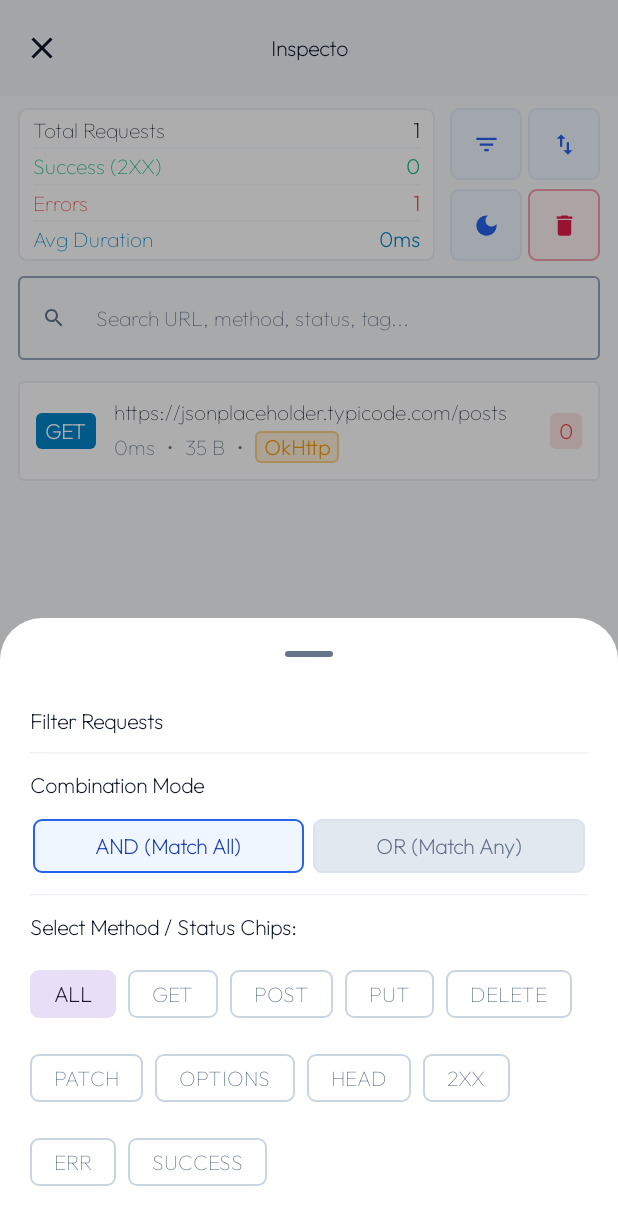
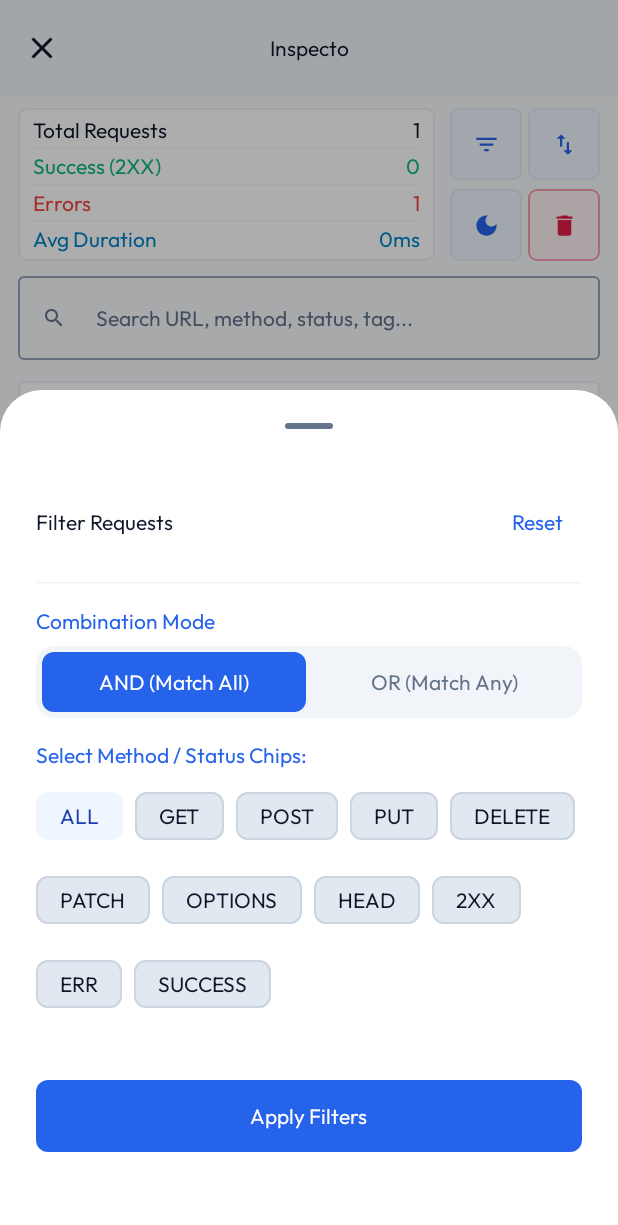
Before and after one commit to ugurbuga/Inspecto, an Android app built with Jetpack Compose: the InspectoActivity screen opened directly, with no data from a screen before it, after a tap on "Filter", on a phone screen of 412 x 824 dp. Shown: the top 1225 px of the screen. Run offline under Robolectric (Android 15) with nearby library versions, the phone set to English and light mode, and no system bars.

Commit message:
Bump version to 1.0.0-alpha04, integrate Outfit Regular font across platforms including Android assets, polish BottomSheet designs, and set group to com.ugurbuga

```diff
--- a/androidApp/build.gradle.kts
+++ b/androidApp/build.gradle.kts
@@ -2,6 +2,7 @@ import org.jetbrains.kotlin.gradle.dsl.JvmTarget
 
 plugins {
     alias(libs.plugins.androidApplication)
+    alias(libs.plugins.composeMultiplatform)
     alias(libs.plugins.composeCompiler)
 }
 
--- a/inspecto/build.gradle.kts
+++ b/inspecto/build.gradle.kts
@@ -10,8 +10,8 @@ plugins {
     `maven-publish`
 }
 
-group = "com.github.ugurbuga"
-version = "1.0.0-alpha03"
+group = "com.ugurbuga"
+version = "1.0.0-alpha04"
 
 kotlin {
     listOf(
--- /dev/null
+++ b/inspecto/src/androidMain/kotlin/com/ugurbuga/inspecto/ui/theme/InspectoFont.android.kt
@@ -0,0 +1,20 @@
+package com.ugurbuga.inspecto.ui.theme
+
+import android.graphics.Typeface
+import androidx.compose.runtime.Composable
+import androidx.compose.runtime.remember
+import androidx.compose.ui.platform.LocalContext
+import androidx.compose.ui.text.font.FontFamily
+
+@Composable
+internal actual fun getInspectoFontFamily(): FontFamily {
+    val context = LocalContext.current
+    return remember(context) {
+        try {
+            val typeface = Typeface.createFromAsset(context.assets, "outfit.ttf")
+            FontFamily(typeface)
+        } catch (e: Exception) {
+            FontFamily.Default
+        }
+    }
+}
--- a/inspecto/src/commonMain/kotlin/com/ugurbuga/inspecto/InspectoScreen.kt
+++ b/inspecto/src/commonMain/kotlin/com/ugurbuga/inspecto/InspectoScreen.kt
@@ -1,6 +1,7 @@
 package com.ugurbuga.inspecto
 
 import androidx.compose.foundation.isSystemInDarkTheme
+import androidx.compose.foundation.layout.Arrangement
 import androidx.compose.foundation.layout.Box
 import androidx.compose.foundation.layout.Column
 import androidx.compose.foundation.layout.PaddingValues
@@ -46,9 +47,6 @@ import com.ugurbuga.inspecto.ui.components.HeaderStatsTable
 import com.ugurbuga.inspecto.ui.components.TransactionCard
 import com.ugurbuga.inspecto.ui.detail.InspectoDetailScreen
 import com.ugurbuga.inspecto.ui.theme.InspectoTheme
-
-import androidx.compose.foundation.layout.Arrangement
-import androidx.compose.foundation.lazy.items
 
 internal enum class InspectoSortOption(val label: String) {
     DATE_DESC("Date (Newest first)"),
@@ -166,6 +164,7 @@ private fun InspectoScreenContent(
         FilterBottomSheet(
             selectedFilters = selectedFilters,
             filterMode = filterMode,
+            isDarkTheme = isDarkTheme,
             onApply = { filters, mode ->
                 selectedFilters = filters
                 filterMode = mode
@@ -177,6 +176,7 @@ private fun InspectoScreenContent(
     if (isSortBottomSheetOpen) {
         SortBottomSheet(
             sortOption = sortOption,
+            isDarkTheme = isDarkTheme,
             onApply = { option -> sortOption = option },
             onDismiss = { isSortBottomSheetOpen = false }
         )
--- a/inspecto/src/commonMain/kotlin/com/ugurbuga/inspecto/ui/bottomsheets/FilterBottomSheet.kt
+++ b/inspecto/src/commonMain/kotlin/com/ugurbuga/inspecto/ui/bottomsheets/FilterBottomSheet.kt
@@ -1,7 +1,7 @@
 package com.ugurbuga.inspecto.ui.bottomsheets
 
 import androidx.compose.foundation.BorderStroke
-import androidx.compose.foundation.clickable
+import androidx.compose.foundation.background
 import androidx.compose.foundation.layout.*
 import androidx.compose.foundation.rememberScrollState
 import androidx.compose.foundation.shape.RoundedCornerShape
@@ -10,98 +10,113 @@ import androidx.compose.material3.*
 import androidx.compose.runtime.*
 import androidx.compose.ui.Alignment
 import androidx.compose.ui.Modifier
+import androidx.compose.ui.graphics.Color
 import androidx.compose.ui.text.font.FontWeight
 import androidx.compose.ui.unit.dp
 import com.ugurbuga.inspecto.res.InspectoStrings
+import com.ugurbuga.inspecto.ui.theme.InspectoTheme
 
 @OptIn(ExperimentalMaterial3Api::class, ExperimentalLayoutApi::class)
 @Composable
 internal fun FilterBottomSheet(
     selectedFilters: Set<String>,
     filterMode: String,
+    isDarkTheme: Boolean,
     onApply: (selectedFilters: Set<String>, filterMode: String) -> Unit,
     onDismiss: () -> Unit
 ) {
     var tempFilters by remember { mutableStateOf(selectedFilters) }
     var tempMode by remember { mutableStateOf(filterMode) }
+    val sheetState = rememberModalBottomSheetState(skipPartiallyExpanded = true)
 
+    InspectoTheme(isDarkTheme = isDarkTheme) {
         ModalBottomSheet(
             onDismissRequest = onDismiss,
-        containerColor = MaterialTheme.colorScheme.surfaceContainer
+            sheetState = sheetState,
+            containerColor = MaterialTheme.colorScheme.surfaceContainer,
+            tonalElevation = 8.dp
         ) {
             Column(
                 modifier = Modifier
                     .fillMaxWidth()
-                .padding(horizontal = 20.dp, vertical = 12.dp)
+                    .padding(horizontal = 24.dp, vertical = 16.dp)
                     .verticalScroll(rememberScrollState()),
-            verticalArrangement = Arrangement.spacedBy(12.dp)
+                verticalArrangement = Arrangement.spacedBy(16.dp)
+            ) {
+                // Header
+                Row(
+                    modifier = Modifier.fillMaxWidth(),
+                    horizontalArrangement = Arrangement.SpaceBetween,
+                    verticalAlignment = Alignment.CenterVertically
                 ) {
                     Text(
                         InspectoStrings.FILTER_REQUESTS_TITLE,
-                style = MaterialTheme.typography.titleMedium,
-                fontWeight = FontWeight.Bold
+                        style = MaterialTheme.typography.titleLarge,
+                        fontWeight = FontWeight.Bold,
+                        color = MaterialTheme.colorScheme.onSurface
                     )
+                    TextButton(onClick = { tempFilters = emptySet() }) {
+                        Text("Reset", style = MaterialTheme.typography.labelMedium)
+                    }
+                }
+
                 HorizontalDivider(color = MaterialTheme.colorScheme.outlineVariant.copy(alpha = 0.3f))
 
-            // Combination Mode Tabbed Control (Request 9)
+                // Combination Mode Card
+                Column(
+                    modifier = Modifier.fillMaxWidth(),
+                    verticalArrangement = Arrangement.spacedBy(8.dp)
+                ) {
                     Text(
                         InspectoStrings.COMBINATION_MODE,
-                style = MaterialTheme.typography.labelMedium,
-                fontWeight = FontWeight.Bold
+                        style = MaterialTheme.typography.labelLarge,
+                        fontWeight = FontWeight.Bold,
+                        color = MaterialTheme.colorScheme.primary
                     )
                     Row(
                         modifier = Modifier
                             .fillMaxWidth()
-                    .height(40.dp)
-                    .padding(2.dp),
-                horizontalArrangement = Arrangement.spacedBy(6.dp)
+                            .background(MaterialTheme.colorScheme.surfaceContainerLow, RoundedCornerShape(12.dp))
+                            .padding(4.dp),
+                        horizontalArrangement = Arrangement.spacedBy(4.dp)
                     ) {
                         listOf("AND", "OR").forEach { mode ->
                             val selected = tempMode == mode
                             Surface(
                                 onClick = { tempMode = mode },
-                        shape = RoundedCornerShape(6.dp),
-                        color = if (selected) MaterialTheme.colorScheme.primaryContainer else MaterialTheme.colorScheme.surfaceContainerHigh,
-                        border = BorderStroke(
-                            1.dp,
-                            if (selected) MaterialTheme.colorScheme.primary else MaterialTheme.colorScheme.outlineVariant.copy(alpha = 0.3f)
-                        ),
+                                shape = RoundedCornerShape(8.dp),
+                                color = if (selected) MaterialTheme.colorScheme.primary else Color.Transparent,
                                 modifier = Modifier
                                     .weight(1f)
-                            .fillMaxHeight()
+                                    .height(40.dp)
                             ) {
                                 Box(contentAlignment = Alignment.Center) {
                                     Text(
                                         text = if (mode == "AND") InspectoStrings.MODE_AND_DESC else InspectoStrings.MODE_OR_DESC,
                                         style = MaterialTheme.typography.labelMedium,
                                         fontWeight = FontWeight.Bold,
-                                color = if (selected) MaterialTheme.colorScheme.onPrimaryContainer else MaterialTheme.colorScheme.onSurfaceVariant
+                                        color = if (selected) MaterialTheme.colorScheme.onPrimary else MaterialTheme.colorScheme.onSurfaceVariant
                                     )
                                 }
                             }
                         }
                     }
+                }
 
-            HorizontalDivider(color = MaterialTheme.colorScheme.outlineVariant.copy(alpha = 0.3f))
-
+                // Filter Chips Section
+                Column(
+                    modifier = Modifier.fillMaxWidth(),
+                    verticalArrangement = Arrangement.spacedBy(8.dp)
+                ) {
                     Text(
                         InspectoStrings.SELECT_CHIPS,
-                style = MaterialTheme.typography.labelMedium,
-                fontWeight = FontWeight.Bold
+                        style = MaterialTheme.typography.labelLarge,
+                        fontWeight = FontWeight.Bold,
+                        color = MaterialTheme.colorScheme.primary
                     )
 
                     val availableFilters = listOf(
-                "ALL",
-                "GET",
-                "POST",
-                "PUT",
-                "DELETE",
-                "PATCH",
-                "OPTIONS",
-                "HEAD",
-                "2XX",
-                "ERR",
-                "SUCCESS"
+                        "ALL", "GET", "POST", "PUT", "DELETE", "PATCH", "OPTIONS", "HEAD", "2XX", "ERR", "SUCCESS"
                     )
                     FlowRow(
                         horizontalArrangement = Arrangement.spacedBy(8.dp),
@@ -109,8 +124,7 @@ internal fun FilterBottomSheet(
                         modifier = Modifier.fillMaxWidth()
                     ) {
                         availableFilters.forEach { filter ->
-                    val isSelected =
-                        if (filter == "ALL") tempFilters.isEmpty() || "ALL" in tempFilters else filter in tempFilters
+                            val isSelected = if (filter == "ALL") tempFilters.isEmpty() || "ALL" in tempFilters else filter in tempFilters
                             FilterChip(
                                 selected = isSelected,
                                 onClick = {
@@ -119,22 +133,26 @@ internal fun FilterBottomSheet(
                                     } else {
                                         val mutable = tempFilters.toMutableSet()
                                         mutable.remove("ALL")
-                                if (filter in mutable) {
-                                    mutable.remove(filter)
-                                } else {
-                                    mutable.add(filter)
-                                }
+                                        if (filter in mutable) mutable.remove(filter) else mutable.add(filter)
                                         mutable
                                     }
                                 },
                                 label = {
                                     Text(
                                         filter,
-                                fontWeight = if (isSelected) FontWeight.Bold else FontWeight.Normal
+                                        fontWeight = FontWeight.Normal // Request 2: not bold when selected
                                     )
                                 },
-                        shape = RoundedCornerShape(6.dp)
+                                colors = FilterChipDefaults.filterChipColors(
+                                    containerColor = MaterialTheme.colorScheme.surfaceContainerHigh,
+                                    labelColor = MaterialTheme.colorScheme.onSurface,
+                                    selectedContainerColor = MaterialTheme.colorScheme.primaryContainer,
+                                    selectedLabelColor = MaterialTheme.colorScheme.onPrimaryContainer,
+                                    selectedLeadingIconColor = MaterialTheme.colorScheme.onPrimaryContainer
+                                ),
+                                shape = RoundedCornerShape(8.dp)
                             )
+                        }
                     }
                 }
 
@@ -145,13 +163,16 @@ internal fun FilterBottomSheet(
                         onApply(tempFilters, tempMode)
                         onDismiss()
                     },
-                modifier = Modifier.fillMaxWidth(),
-                shape = RoundedCornerShape(6.dp)
+                    modifier = Modifier
+                        .fillMaxWidth()
+                        .height(48.dp),
+                    shape = RoundedCornerShape(8.dp)
                 ) {
-                Text(InspectoStrings.APPLY_FILTERS, fontWeight = FontWeight.Bold)
+                    Text(InspectoStrings.APPLY_FILTERS, fontWeight = FontWeight.Bold, style = MaterialTheme.typography.titleMedium)
                 }
 
-            Spacer(modifier = Modifier.height(16.dp))
+                Spacer(modifier = Modifier.height(24.dp))
             }
         }
     }
+}
--- a/inspecto/src/commonMain/kotlin/com/ugurbuga/inspecto/ui/theme/InspectoTheme.kt
+++ b/inspecto/src/commonMain/kotlin/com/ugurbuga/inspecto/ui/theme/InspectoTheme.kt
@@ -7,10 +7,6 @@ import androidx.compose.material3.lightColorScheme
 import androidx.compose.runtime.Composable
 import androidx.compose.ui.graphics.Color
 import androidx.compose.ui.text.TextStyle
-import androidx.compose.ui.text.font.FontFamily
-import com.github.ugurbuga.inspecto.generated.resources.Res
-import com.github.ugurbuga.inspecto.generated.resources.outfit
-import org.jetbrains.compose.resources.Font
 
 val DarkBackgroundColor = Color(0xFF0F172A)
 
@@ -54,7 +50,8 @@ internal fun InspectoTheme(
     content: @Composable () -> Unit
 ) {
     val colorScheme = if (isDarkTheme) InspectoDarkColorScheme else InspectoLightColorScheme
-    val outfitFontFamily = FontFamily(Font(Res.font.outfit))
+    val outfitFontFamily = getInspectoFontFamily()
+
     val customTypography = Typography(
         displayLarge = TextStyle(fontFamily = outfitFontFamily),
         displayMedium = TextStyle(fontFamily = outfitFontFamily),
--- a/shared/build.gradle.kts
+++ b/shared/build.gradle.kts
@@ -9,8 +9,8 @@ plugins {
     alias(libs.plugins.kotlinSerialization)
 }
 
-group = "com.github.ugurbuga"
-version = "1.0.0-alpha03"
+group = "com.ugurbuga"
+version = "1.0.0-alpha04"
 
 kotlin {
     listOf(
```
Also changed, not shown: inspecto/src/commonMain/kotlin/com/ugurbuga/inspecto/ui/bottomsheets/SortBottomSheet.kt (+51 -25 lines), inspecto/src/commonMain/kotlin/com/ugurbuga/inspecto/ui/theme/InspectoFont.kt (added, +7 -0 lines), shared/src/commonMain/kotlin/com/ugurbuga/inspectodemo/App.kt (+1 -26 lines), androidApp/src/main/assets/outfit.ttf (added), inspecto/src/androidMain/res/font/outfit.ttf (renamed from shared/src/commonMain/composeResources/font/outfit.ttf), inspecto/src/commonMain/composeResources/font/outfit.ttf, 6 other files. Lines whose indentation alone changed are shown as unchanged.
